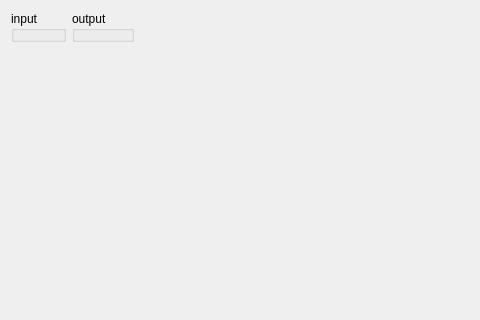
Above: src/IOwidget/ioWidget.ui from graffiitt/hamster_gui before the change; both pictures show x 0 to 480 and y 0 to 320 of the 690 by 459 pixel window. Below: the same form after it.
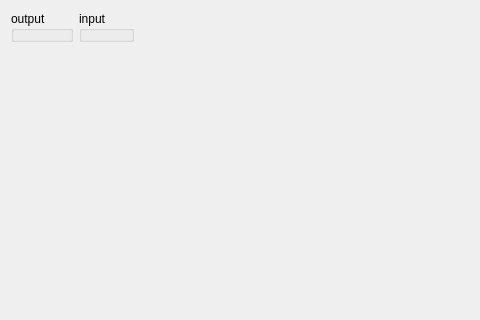
That is the form after the change.

```diff
--- a/src/IOwidget/ioWidget.ui
+++ b/src/IOwidget/ioWidget.ui
@@ -19,7 +19,7 @@
      <item>
       <widget class="QGroupBox" name="inputBox">
        <property name="title">
-        <string>input</string>
+        <string>output</string>
        </property>
       </widget>
      </item>
@@ -43,7 +43,7 @@
      <item>
       <widget class="QGroupBox" name="outputBox">
        <property name="title">
-        <string>output</string>
+        <string>input</string>
        </property>
       </widget>
      </item>
```
